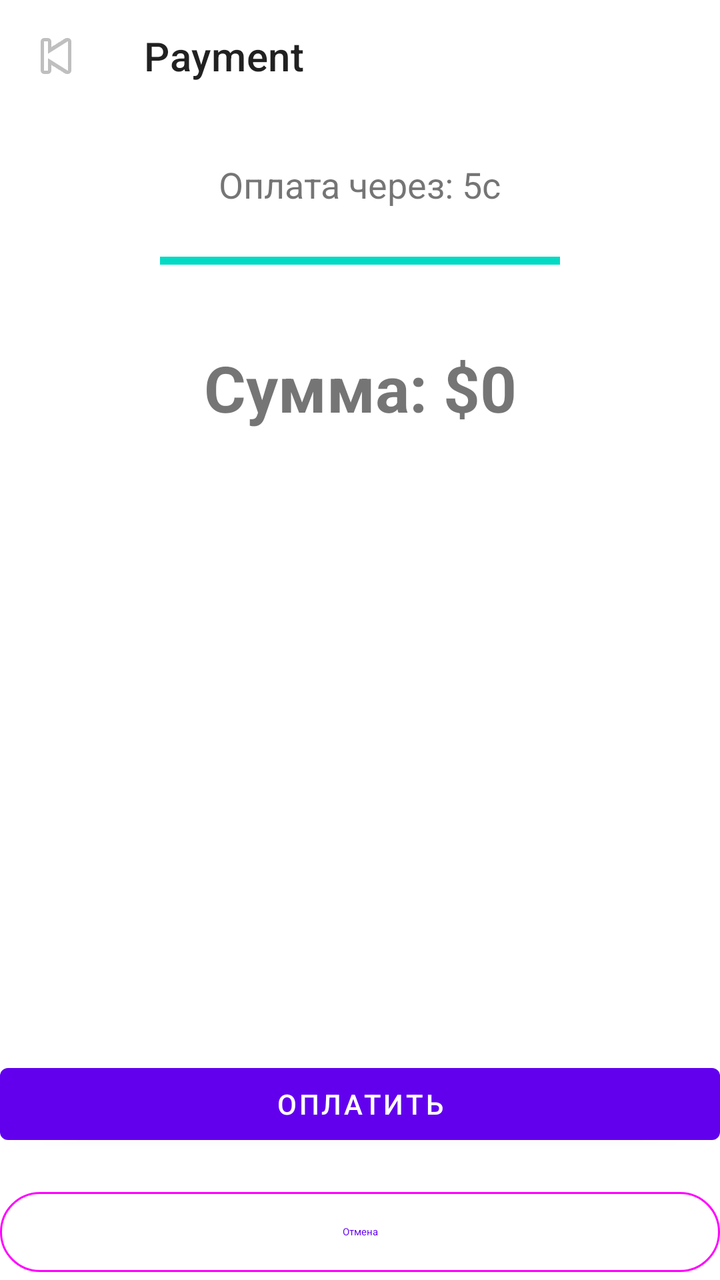
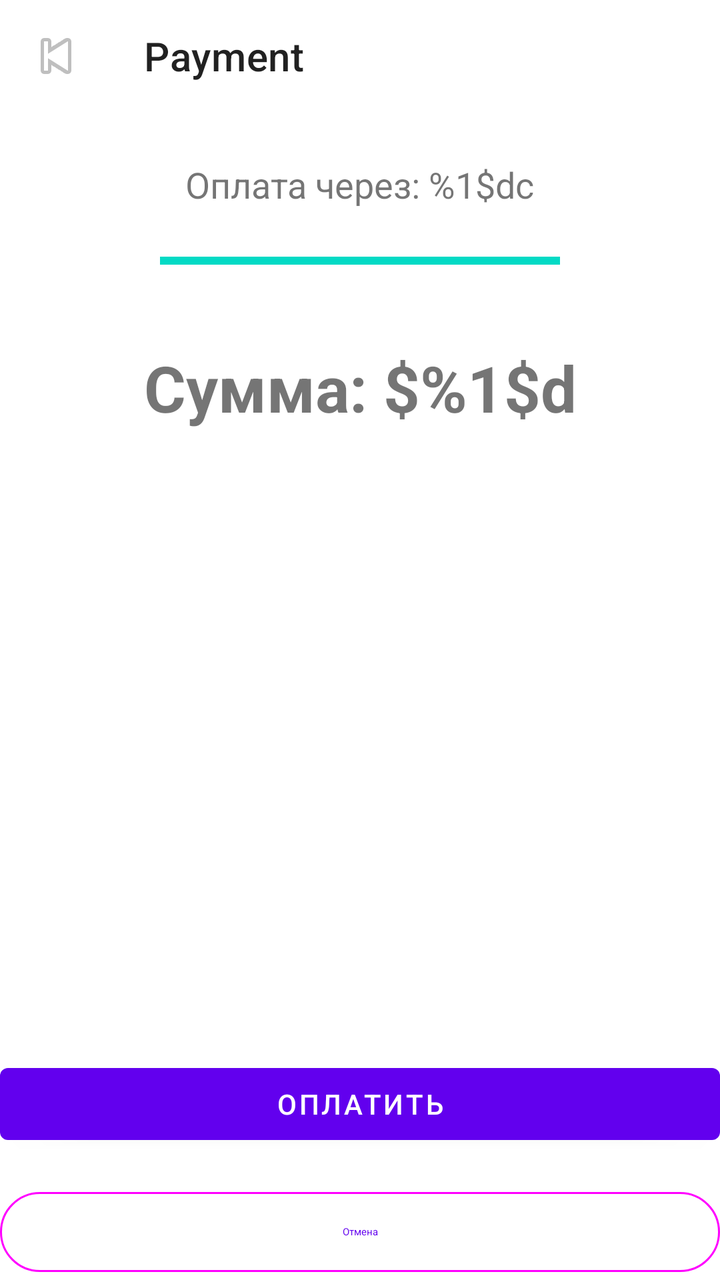

Compare the two renders of this Android layout. The source of the first and the diff that turns it into the second are given below.
<!-- AndroidManifest.xml: application theme Theme.Hotel_App -->
<!-- res/layout/fragment_payment.xml -->
<?xml version="1.0" encoding="utf-8"?>
<androidx.constraintlayout.widget.ConstraintLayout xmlns:android="http://schemas.android.com/apk/res/android"
    xmlns:app="http://schemas.android.com/apk/res-auto"
    android:layout_width="match_parent"
    android:layout_height="match_parent">

    <com.google.android.material.appbar.MaterialToolbar
        android:id="@+id/toolbar"
        android:layout_width="0dp"
        android:layout_height="?attr/actionBarSize"
        android:background="?attr/colorSurface"
        app:layout_constraintEnd_toEndOf="parent"
        app:layout_constraintStart_toStartOf="parent"
        app:layout_constraintTop_toTopOf="parent"
        app:navigationIcon="@android:drawable/ic_media_previous"
        app:title="Payment" />

    
    <TextView
        android:id="@+id/tvTimer"
        android:layout_width="wrap_content"
        android:layout_height="wrap_content"
        android:layout_marginTop="24dp"
        android:text="Оплата через: 5с"
        android:textSize="18sp"
        app:layout_constraintEnd_toEndOf="parent"
        app:layout_constraintStart_toStartOf="parent"
        app:layout_constraintTop_toBottomOf="@id/toolbar" />

    
    <ProgressBar
        android:id="@+id/timerProgress"
        style="?android:attr/progressBarStyleHorizontal"
        android:layout_width="200dp"
        android:layout_height="20dp"
        android:layout_marginTop="16dp"
        android:max="100"
        android:progress="100"
        app:layout_constraintEnd_toEndOf="parent"
        app:layout_constraintStart_toStartOf="parent"
        app:layout_constraintTop_toBottomOf="@id/tvTimer" />

    
    <TextView
        android:id="@+id/tvAmount"
        android:layout_width="wrap_content"
        android:layout_height="wrap_content"
        android:layout_marginTop="32dp"
        android:text="Сумма: $0"
        android:textSize="32sp"
        android:textStyle="bold"
        app:layout_constraintEnd_toEndOf="parent"
        app:layout_constraintStart_toStartOf="parent"
        app:layout_constraintTop_toBottomOf="@id/timerProgress" />

    
    <TextView
        android:id="@+id/tvPaymentStatus"
        android:layout_width="wrap_content"
        android:layout_height="wrap_content"
        android:layout_marginTop="16dp"
        android:textColor="@android:color/holo_green_dark"
        android:textSize="16sp"
        android:textStyle="bold"
        android:visibility="gone"
        app:layout_constraintEnd_toEndOf="parent"
        app:layout_constraintStart_toStartOf="parent"
        app:layout_constraintTop_toBottomOf="@id/tvAmount" />

    
    <com.google.android.material.button.MaterialButton
        android:id="@+id/btnPay"
        android:layout_width="match_parent"
        android:layout_height="wrap_content"
        android:layout_marginBottom="16dp"
        android:text="Оплатить"
        app:layout_constraintBottom_toTopOf="@id/btnCancel" />

    
    <com.google.android.material.button.MaterialButton
        android:id="@+id/btnCancel"
        android:layout_width="match_parent"
        android:layout_height="wrap_content"
        android:text="Отмена"
        style="@style/Widget.Material3.Button.OutlinedButton"
        app:layout_constraintBottom_toTopOf="@id/btnContinue" />

    
    <com.google.android.material.button.MaterialButton
        android:id="@+id/btnContinue"
        android:layout_width="match_parent"
        android:layout_height="wrap_content"
        android:layout_marginBottom="16dp"
        android:text="Перейти к ключу"
        android:visibility="gone"
        app:layout_constraintBottom_toBottomOf="parent" />

    <ProgressBar
        android:id="@+id/progressBar"
        android:layout_width="wrap_content"
        android:layout_height="wrap_content"
        android:visibility="gone"
        app:layout_constraintBottom_toBottomOf="parent"
        app:layout_constraintEnd_toEndOf="parent"
        app:layout_constraintStart_toStartOf="parent"
        app:layout_constraintTop_toBottomOf="@id/toolbar" />

</androidx.constraintlayout.widget.ConstraintLayout>
<!-- resources referenced by this layout -->
<resources>
  <style name="Theme.Hotel_App" parent="Theme.MaterialComponents.DayNight.NoActionBar">
          
          <item name="colorPrimary">@color/purple_500</item>
          <item name="colorPrimaryVariant">@color/purple_700</item>
          <item name="colorOnPrimary">@color/white</item>
          
          <item name="colorSecondary">@color/teal_200</item>
          <item name="colorSecondaryVariant">@color/teal_700</item>
          <item name="colorOnSecondary">@color/black</item>
          
          <item name="android:statusBarColor">?attr/colorPrimaryVariant</item>
          
      </style>
  <color name="purple_500">#FF6200EE</color>
  <color name="purple_700">#FF3700B3</color>
  <color name="white">#FFFFFFFF</color>
  <color name="teal_200">#FF03DAC5</color>
  <color name="teal_700">#FF018786</color>
  <color name="black">#FF000000</color>
</resources>

<!-- the commit's change to res/layout/fragment_payment.xml (unified diff, before → after) -->
@@ -13,7 +13,7 @@
         app:layout_constraintStart_toStartOf="parent"
         app:layout_constraintTop_toTopOf="parent"
         app:navigationIcon="@android:drawable/ic_media_previous"
-        app:title="Payment" />
+        app:title="@string/payment_toolbar_title" />
 
     
     <TextView
@@ -21,7 +21,7 @@
         android:layout_width="wrap_content"
         android:layout_height="wrap_content"
         android:layout_marginTop="24dp"
-        android:text="Оплата через: 5с"
+        android:text="@string/payment_timer_format"
         android:textSize="18sp"
         app:layout_constraintEnd_toEndOf="parent"
         app:layout_constraintStart_toStartOf="parent"
@@ -46,7 +46,7 @@
         android:layout_width="wrap_content"
         android:layout_height="wrap_content"
         android:layout_marginTop="32dp"
-        android:text="Сумма: $0"
+        android:text="@string/payment_amount_format"
         android:textSize="32sp"
         android:textStyle="bold"
         app:layout_constraintEnd_toEndOf="parent"
@@ -73,7 +73,7 @@
         android:layout_width="match_parent"
         android:layout_height="wrap_content"
         android:layout_marginBottom="16dp"
-        android:text="Оплатить"
+        android:text="@string/payment_button_pay"
         app:layout_constraintBottom_toTopOf="@id/btnCancel" />
 
     
@@ -81,7 +81,7 @@
         android:id="@+id/btnCancel"
         android:layout_width="match_parent"
         android:layout_height="wrap_content"
-        android:text="Отмена"
+        android:text="@string/payment_button_cancel"
         style="@style/Widget.Material3.Button.OutlinedButton"
         app:layout_constraintBottom_toTopOf="@id/btnContinue" />
 
@@ -91,7 +91,7 @@
         android:layout_width="match_parent"
         android:layout_height="wrap_content"
         android:layout_marginBottom="16dp"
-        android:text="Перейти к ключу"
+        android:text="@string/payment_button_continue"
         android:visibility="gone"
         app:layout_constraintBottom_toBottomOf="parent" />
 
<!-- resource entries referenced after the edit -->
@@ -1,5 +1,11 @@
 <!-- resources referenced by this layout -->
 <resources>
+  <string name="payment_amount_format">Сумма: $%1$d</string>
+  <string name="payment_button_cancel">Отмена</string>
+  <string name="payment_button_continue">Перейти к ключу</string>
+  <string name="payment_button_pay">Оплатить</string>
+  <string name="payment_timer_format">Оплата через: %1$dс</string>
+  <string name="payment_toolbar_title">Payment</string>
   <style name="Theme.Hotel_App" parent="Theme.MaterialComponents.DayNight.NoActionBar">
           
           <item name="colorPrimary">@color/purple_500</item>
